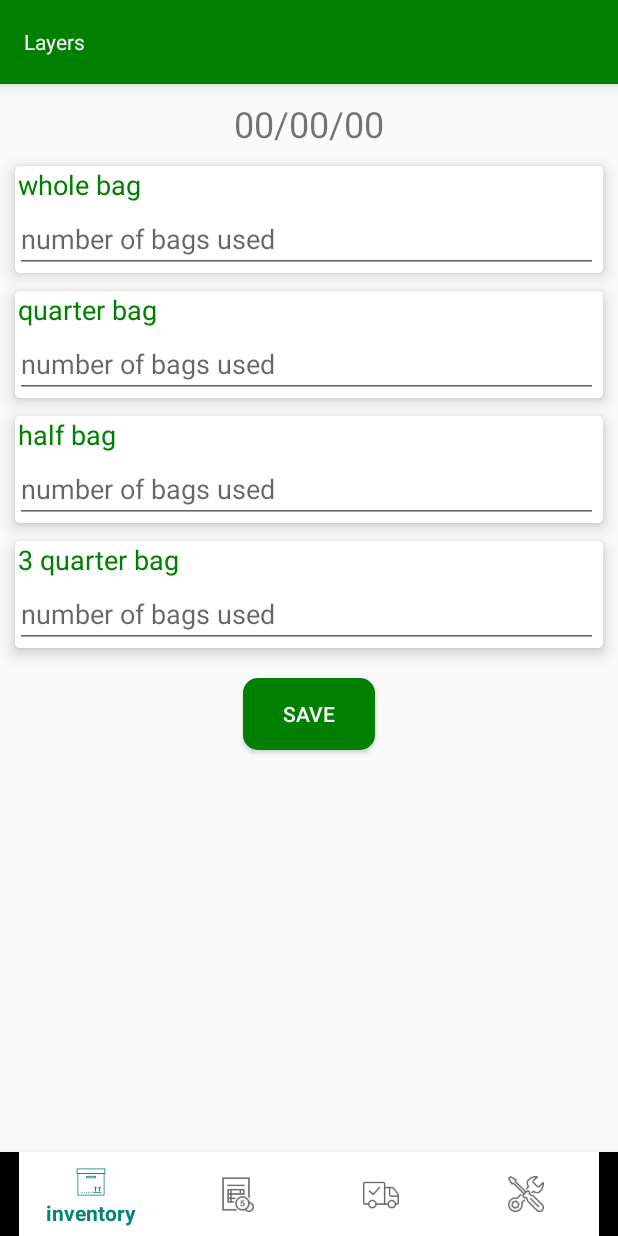
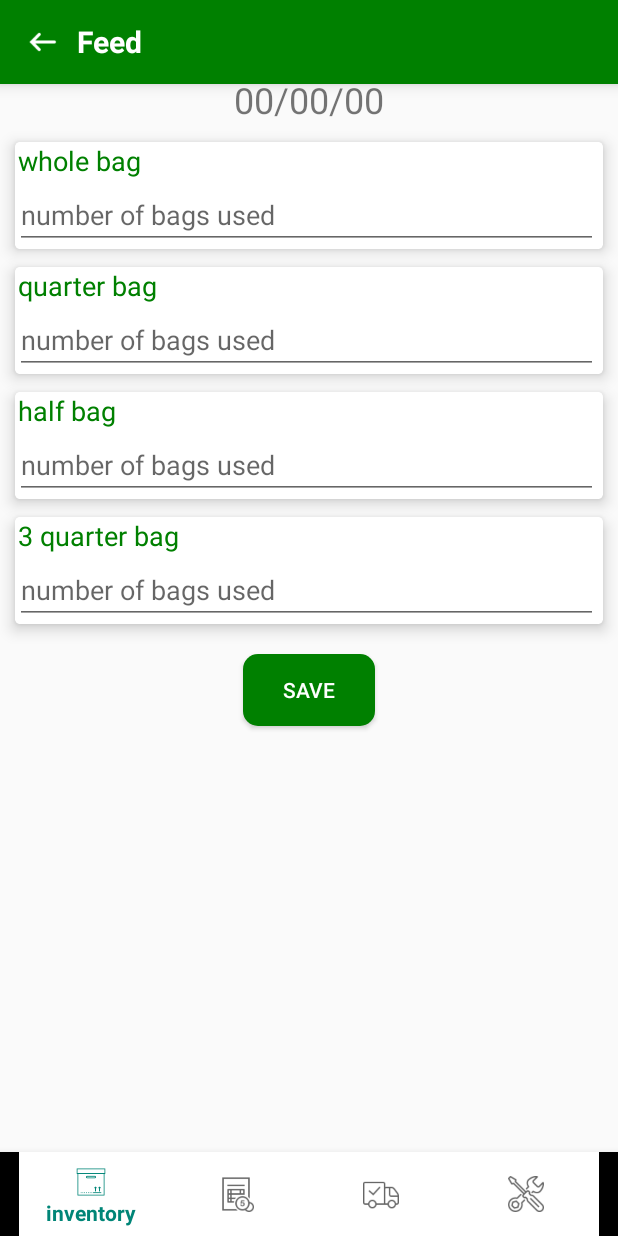
Before and after one commit to Codeguru65/Layers_App, an Android app: the DailyFeedActivity screen opened directly, with no data from a screen before it, on a phone screen of 412 x 824 dp. Run offline under Robolectric (Android 15) with nearby library versions, the phone set to English and light mode, and no system bars; our stand-ins replace Room's generated code; 3 statements that could not run were skipped.

Commit message:
added back button

```diff
--- a/app/src/main/AndroidManifest.xml
+++ b/app/src/main/AndroidManifest.xml
@@ -16,7 +16,6 @@
         <activity android:name="com.example.deliveries.PartPay" />
         <activity android:name="com.example.deliveries.Account" />
         <activity android:name="com.example.deliveries.Cash" />
-        <activity android:name="com.example.deliveries.Deliveries" />
         <activity
             android:name=".Water"
             android:resizeableActivity="true" />
--- a/app/src/main/java/com/example/Database/AppDb.kt
+++ b/app/src/main/java/com/example/Database/AppDb.kt
@@ -5,10 +5,13 @@ import androidx.room.RoomDatabase
 import com.example.production.Inventory
 
 
-@Database(entities = [(DFU_Entity::class), (Egg_Entity::class), (Inventory_Entity::class)],version = 1 )
+@Database(entities = [(DFU_Entity::class), (Egg_Entity::class), (Inventory_Entity::class), (Water_Entity::class)],version = 1 )
+
+
 abstract class AppDb : RoomDatabase()
 {
     abstract  fun feedTaskDAO (): feedDAO
     abstract fun eggTaskDAO (): eggDAO
     abstract  fun inventoryDAO():inventoryDAO
+    abstract fun waterTask(): waterDAO
 }
--- a/app/src/main/java/com/example/layers/DailyFeedActivity.kt
+++ b/app/src/main/java/com/example/layers/DailyFeedActivity.kt
@@ -4,6 +4,9 @@ import android.app.DatePickerDialog
 import androidx.appcompat.app.AppCompatActivity
 import android.os.Bundle
 import android.util.Log
+import android.view.View
+import android.widget.Button
+import android.widget.TextView
 import android.widget.Toast
 import androidx.appcompat.widget.Toolbar
 import androidx.room.Room
@@ -12,21 +15,24 @@ import com.example.Database.DFU_Entity
 import com.example.Database.Inventory_Entity
 
 import kotlinx.android.synthetic.main.activity_daily_feed.*
+import kotlinx.android.synthetic.main.tool_bar.*
 import java.util.*
 
 
 class DailyFeedActivity : AppCompatActivity() {
 
-
-
-
-
     override fun onCreate(savedInstanceState: Bundle?) {
         super.onCreate(savedInstanceState)
         setContentView(R.layout.activity_daily_feed)
-        setSupportActionBar(toolbar as Toolbar?)
+
+        var mtitle : TextView = findViewById(R.id.tool_title)
+        mtitle.text = "Feed"
+        var back : Button = findViewById(R.id.back)
+        back.setOnClickListener {
+            onBackPressed()
+        }
+
         //var tTitle = toolbar.findViewById(R.id.title)
-
 
         var level10kg :Float? = null
         var level25kg :Float? = null
--- a/app/src/main/res/layout/activity_daily_feed.xml
+++ b/app/src/main/res/layout/activity_daily_feed.xml
@@ -16,17 +16,21 @@
         android:layout_width="match_parent"
         android:layout_height="match_parent">
 
+
         <include
             android:id="@+id/toolbar"
-            layout="@layout/tool_bar" />
-
+            layout="@layout/tool_bar"
+            android:titleTextColor="#FFFFFF"
+            tools:layout_editor_absoluteX="0dp"
+            tools:layout_editor_absoluteY="0dp" />
 
         <TextView
             android:id="@+id/tvDate"
             android:layout_width="match_parent"
             android:layout_height="wrap_content"
-            android:layout_marginTop="10dp"
-            android:layout_marginBottom="10dp"
+            android:layout_marginLeft="10dp"
+            android:layout_marginTop="50dp"
+            android:layout_marginRight="10dp"
             android:gravity="center"
             android:inputType="date"
             android:text="00/00/00"
@@ -34,9 +38,7 @@
             android:textSize="24sp"
             app:layout_constraintEnd_toEndOf="parent"
             app:layout_constraintStart_toStartOf="parent"
-            app:layout_constraintTop_toBottomOf="@+id/toolbar"
-            android:layout_marginRight="10dp"
-            android:layout_marginLeft="10dp"/>
+            app:layout_constraintTop_toTopOf="@+id/toolbar" />
 
         <androidx.cardview.widget.CardView
 
--- a/app/src/main/res/layout/tool_bar.xml
+++ b/app/src/main/res/layout/tool_bar.xml
@@ -1,16 +1,29 @@
 <?xml version="1.0" encoding="utf-8"?>
 <androidx.appcompat.widget.Toolbar xmlns:android="http://schemas.android.com/apk/res/android"
+    android:id="@+id/tool"
     android:layout_width="match_parent"
     android:layout_height="wrap_content"
     android:background="#008000"
     android:elevation="6dp">
 
+    <Button
+        android:id="@+id/back"
+        android:layout_width="25dp"
+        android:layout_height="25dp"
+        android:background="@drawable/icons8left50"
+        android:clickable="true"
+        android:elevation="5dp"
+        android:foreground="?android:attr/selectableItemBackground"/>
+
+
     <TextView
-        android:id="@+id/title"
+        android:id="@+id/tool_title"
         android:layout_width="match_parent"
         android:layout_height="wrap_content"
-        android:gravity="left"
-        android:text="@string/app_name"
-        android:textColor="#FFFFFF" />
+        android:text=""
+        android:paddingLeft="10dp"
+        android:textSize="20sp"
+        android:textStyle="bold"
+        android:textColor="#FFFFFF"/>
 
 </androidx.appcompat.widget.Toolbar>
```
Also changed, not shown: app/src/main/java/com/example/Database/Water_Entity.kt (added, +20 -0 lines), app/src/main/java/com/example/Database/waterDAO.kt (added, +21 -0 lines), app/src/main/java/com/example/Views/Inventory.kt (+11 -2 lines), app/src/main/java/com/example/deliveries/Account.kt (+10 -2 lines), app/src/main/java/com/example/deliveries/Cash.kt (+11 -2 lines), app/src/main/java/com/example/deliveries/PartPay.kt (+10 -2 lines), app/src/main/java/com/example/layers/EggP.kt (+11 -3 lines), app/src/main/java/com/example/layers/Health.kt (+11 -2 lines), app/src/main/java/com/example/layers/MainActivity.kt (+13 -16 lines), app/src/main/java/com/example/layers/Mort.kt (+11 -2 lines), app/src/main/java/com/example/layers/Water.kt (+41 -11 lines), app/src/main/java/com/example/layers/edit_feed_inventory.kt (+13 -2 lines), app/src/main/res/layout/inventory_options.xml (+1 -14 lines), app/src/main/res/drawable/icons8left50.png (added), 524 other files.
